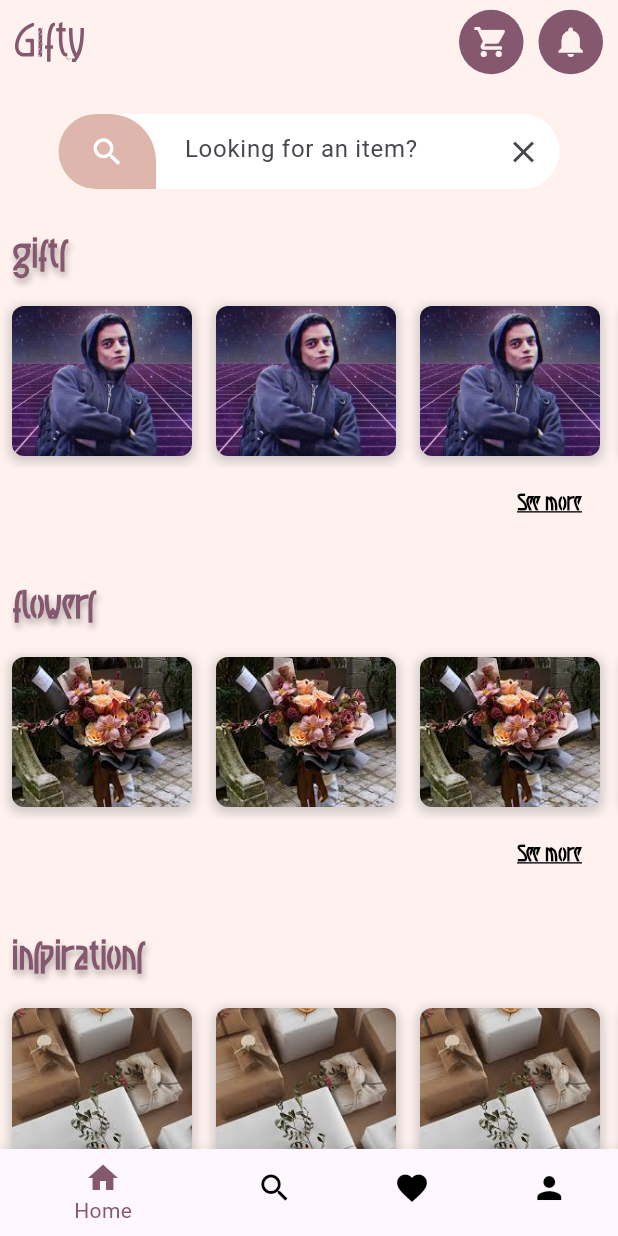
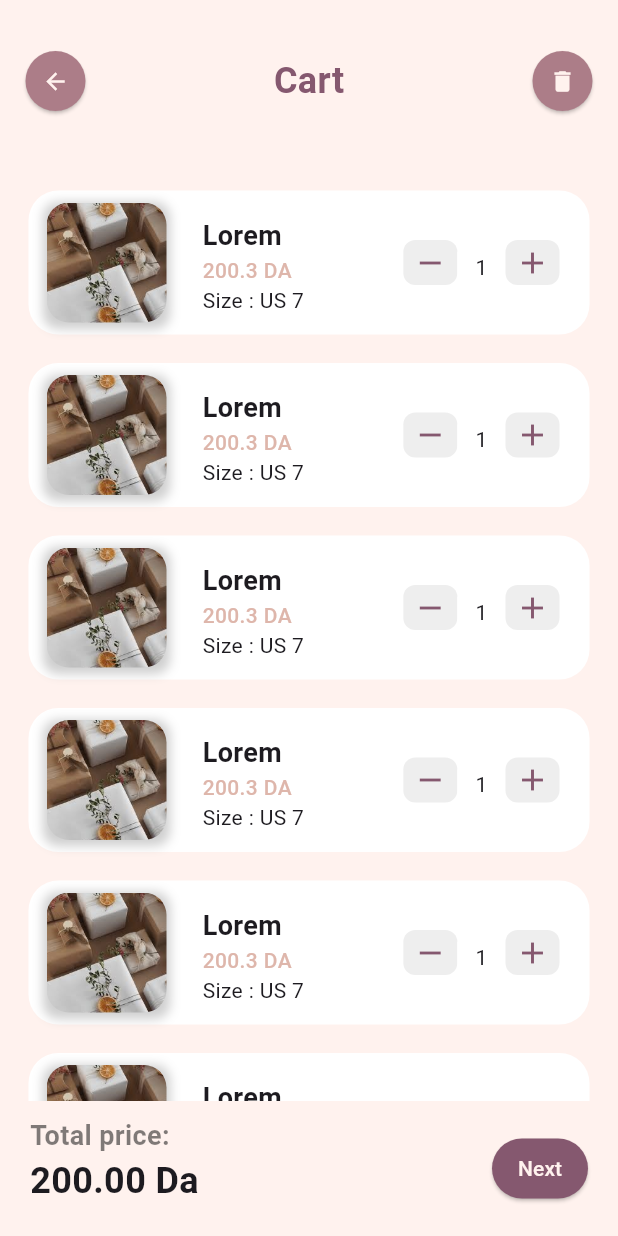
Before and after one commit to larbi1512/GIFTY, a Flutter app: the MyHomePage screen opened directly, after a tap on the "shopping cart" icon, on a phone screen of 412 x 824 dp. Run offline on Flutter 3.47's test engine with Material 3 defaults, Android fonts, the light colour scheme and no system bars; our stand-ins replace flutter_svg, smooth_page_indicator; missing offline and left inert: dart:ffi.

Commit message:
cart page

```diff
--- a/gifty/lib/main.dart
+++ b/gifty/lib/main.dart
@@ -1,5 +1,6 @@
 import 'package:flutter/material.dart';
 import 'package:gifty/presentation/auth/login/login_screen.dart';
+import 'package:gifty/presentation/cartScreen/cartPage.dart';
 import 'package:gifty/presentation/onboarding_screen/onboarding_screen.dart';
 import 'presentation/card_screen/card_screen.dart';
 import 'presentation/providers_list/providers_list_screen.dart';
@@ -24,6 +25,7 @@ class MyApp extends StatelessWidget {
         '/home': (context) => Home(),
         '/onboarding': (context) => OnBoardingScreen(),
         '/login': (context) => LoginScreen(),
+        '/cart' : (context) =>  CartPage(),
       },
     );
   }
--- a/gifty/lib/presentation/auth/login/login_screen.dart
+++ b/gifty/lib/presentation/auth/login/login_screen.dart
@@ -47,7 +47,7 @@ class LoginScreen extends StatelessWidget {
                     style: AppTextStyles.loginText,
                   ),
                   SizedBox(height: 20),
-                  Padding(
+                  const Padding(
                     padding: const EdgeInsets.symmetric(horizontal: 20),
                     child: TextField(
 
@@ -57,7 +57,7 @@ class LoginScreen extends StatelessWidget {
                         filled: true,
 
                         hintText: 'Email',
-                         border: const OutlineInputBorder(
+                         border:  OutlineInputBorder(
                             borderSide: BorderSide(color: AppColor.main),
                             borderRadius: BorderRadius.all(Radius.circular(25)),
                           ),
@@ -99,7 +99,7 @@ class LoginScreen extends StatelessWidget {
                         borderRadius: BorderRadius.circular(30),
                       ),
                     ),
-                    onPressed: () {},
+                    onPressed: () {  Navigator.pushNamed(context, '/home');},
                     child: Text('Login'),
                   ),
                   TextButton(
--- /dev/null
+++ b/gifty/lib/presentation/cartScreen/cartPage.dart
@@ -0,0 +1,123 @@
+import 'dart:ffi';
+
+import 'package:flutter/material.dart';
+import 'package:gifty/config/colors.config.dart';
+import 'package:gifty/widgets/cartWidget.dart';
+
+
+class CartPage extends StatelessWidget {
+  const CartPage({super.key});
+
+  @override
+  Widget build(BuildContext context) {
+    return  Scaffold(
+      backgroundColor:  Color.fromRGBO(255, 242, 238, 1.0),
+      body: Column(
+        children: [
+          Padding(
+            padding: const EdgeInsets.symmetric(vertical: 30, horizontal: 5),
+            child: Row(
+              mainAxisAlignment: MainAxisAlignment.spaceBetween,
+              children: [
+                ElevatedButton(
+                  onPressed: () {
+                    Navigator.pop(context);
+                  },
+                  child: Icon(Icons.arrow_back),
+                  style: ElevatedButton.styleFrom(
+                    shape: CircleBorder(),
+                    padding: EdgeInsets.all(5),
+                    backgroundColor: AppColor.mainLighter,
+                    foregroundColor: Color.fromRGBO(255, 242, 238, 1.0),
+                  ),
+                ),
+                const Text(
+                  "Cart",
+                  style:  TextStyle(
+                    fontSize: 24,
+                    fontWeight: FontWeight.bold,
+                    color: AppColor.main,
+                  ),
+                ),
+                ElevatedButton(
+                  onPressed: () {
+                    Navigator.pop(context);
+                  },
+                  child: const Icon(Icons.delete),
+                  style: ElevatedButton.styleFrom(
+                    shape: CircleBorder(),
+                    padding: EdgeInsets.all(5),
+                    backgroundColor: AppColor.mainLighter,
+                    foregroundColor: Color.fromRGBO(255, 242, 238, 1.0),
+                  ),
+                ),
+              ],
+              ),
+          ),
+
+          const Expanded(child: RawScrollbar(
+            child: SingleChildScrollView(
+              child: Column(
+                children: [
+                  cartWidget(),
+                  cartWidget(),
+                  cartWidget(),
+                  cartWidget(),
+                  cartWidget(),
+                  cartWidget(),
+                  cartWidget(),
+                  cartWidget(),
+                  cartWidget(),
+                ],
+              ),
+            ),
+          )
+          ),
+         Padding(
+           padding: const EdgeInsets.symmetric(horizontal: 20 , vertical: 10 ),
+           child: Row(
+            mainAxisAlignment: MainAxisAlignment.spaceBetween,
+            children: [
+              Container(
+                height: 70,
+                child: Column(
+                  crossAxisAlignment: CrossAxisAlignment.start,
+                  children: [
+                    Text(
+                      "Total price:",
+                      style: TextStyle(
+                        color: const Color.fromRGBO(0, 0, 0, 0.5),
+                        fontWeight: FontWeight.bold,
+                        fontSize: 18,
+                      ),
+                    ),
+                    Text(
+                      "200.00 Da",
+                      style: TextStyle(
+                        fontSize: 24,
+                         fontWeight: FontWeight.bold,
+                      ),
+                    ),
+                  ],
+                ),
+              ),
+              ElevatedButton(
+                style: ElevatedButton.styleFrom(
+                    padding: EdgeInsets.all(5),
+                    backgroundColor: AppColor.main,
+                    foregroundColor: Color.fromRGBO(255, 242, 238, 1.0),
+                  ),
+                onPressed: () {
+                  // Add your onPressed logic here
+                },
+                child: Text("Next"),
+              ),
+            ],
+                   ),
+         ),
+
+        ],
+      )
+    );
+  }
+}
--- a/gifty/lib/presentation/home/SeeMore.dart
+++ b/gifty/lib/presentation/home/SeeMore.dart
@@ -72,7 +72,7 @@ class SeeMore extends StatelessWidget {
                   children: [
                     // Create HomeItem widgets using the seeMoreImagePaths
                     for (String imagePath in seeMoreImagePaths)
-                      HomeItem(imagePath: imagePath),
+                      HomeItem(imagePath: imagePath , size: 120  , border: 8.0,),
                   ],
                 ),
               ),
--- a/gifty/lib/presentation/home/homeScreen.dart
+++ b/gifty/lib/presentation/home/homeScreen.dart
@@ -1,5 +1,6 @@
 import 'package:flutter/material.dart';
 import 'package:flutter_svg/flutter_svg.dart';
+import 'package:gifty/presentation/cartScreen/cartPage.dart';
 import 'package:gifty/presentation/home/SeeMore.dart';
 import 'package:gifty/presentation/home/homeWidgets.dart';
 
@@ -65,7 +66,8 @@ class _MyHomePageState extends State<MyHomePage> {
                   color: Color.fromRGBO(255, 242, 238, 1.0),
                 ),
                 tooltip: 'Go to the next page',
-                onPressed: () {
+                onPressed: () { Navigator.push( context , MaterialPageRoute(builder: (context) => CartPage()),);
+
                 },
               ),
           ),
--- a/gifty/lib/presentation/home/homeWidgets.dart
+++ b/gifty/lib/presentation/home/homeWidgets.dart
@@ -128,13 +128,13 @@ class _SearchBarAppState extends State<SearchBarApp> {
             style: const TextStyle(
             shadows: [
               Shadow(
-                color: Color.fromRGBO(0, 0, 0, 0.3), // You can change the shadow color
-                offset: Offset(1.0, 3.0), // You can change the shadow offset
-                blurRadius: 5.0, // You can change the blur radius
+                color: Color.fromRGBO(0, 0, 0, 0.3),
+                offset: Offset(1.0, 3.0),
+                blurRadius: 5.0,
               ),
             ],
             fontSize: 24,
-            fontFamily: 'Luxembourg',
+            fontFamily: 'inter',
             fontWeight: FontWeight.w600,
             color: Color.fromRGBO(133, 88, 111, 1.0) ),
 
@@ -148,7 +148,7 @@ class _SearchBarAppState extends State<SearchBarApp> {
             itemBuilder: (context, index) {
               return Padding(
                 padding: const EdgeInsets.all(8.0),
-                child: HomeItem(imagePath: imagePaths[index]),
+                child: HomeItem(imagePath: imagePaths[index] , size: 120 , border:8.0),
               );
             },
           ),
@@ -187,7 +187,7 @@ class _SearchBarAppState extends State<SearchBarApp> {
                     child:  const Text('See more',
                     style: TextStyle(
                     fontSize: 14,
-                    fontFamily: 'Luxembourg',
+                    fontFamily: 'inter',
                     fontWeight: FontWeight.w600,
                     color: Colors.black,
                     decoration: TextDecoration.underline,
@@ -206,16 +206,20 @@ class _SearchBarAppState extends State<SearchBarApp> {
 
 class HomeItem extends StatelessWidget {
   final String imagePath;
+  final double size;
+  final double border;
 
-  const HomeItem({required this.imagePath, Key? key}) : super(key: key);
+  const HomeItem({required this.imagePath, required this.size, required this.border, Key? key})
+      : super(key: key);
+
 
   @override
   Widget build(BuildContext context) {
     return Container(
-      width: 120,
-      height: 140,
+      width: size,
+      height: size,
       decoration: BoxDecoration(
-        borderRadius: BorderRadius.circular(8.0), // Adjust the radius as needed
+        borderRadius: BorderRadius.circular(10), // Adjust the radius as needed
         boxShadow: [
           BoxShadow(
             color: Colors.grey.withOpacity(0.5),
@@ -226,7 +230,7 @@ class HomeItem extends StatelessWidget {
         ],
       ),
       child: ClipRRect(
-        borderRadius: BorderRadius.circular(8.0), // Use the same radius as in the box decoration
+        borderRadius: BorderRadius.circular(border), // Use the same radius as in the box decoration
         child: Image.asset(
           imagePath,
           fit: BoxFit.cover,
--- /dev/null
+++ b/gifty/lib/widgets/cartWidget.dart
@@ -0,0 +1,143 @@
+import 'package:flutter/material.dart';
+import 'package:gifty/config/font.config.dart';
+import 'package:gifty/config/colors.config.dart';
+import 'package:gifty/presentation/home/homeWidgets.dart';
+
+
+class cartWidget extends StatelessWidget {
+  const cartWidget({super.key});
+
+  @override
+  Widget build(BuildContext context) {
+    return Stack(
+      children: <Widget>[
+        Container(
+          margin: EdgeInsets.only(left: 19, right: 19, top: 19),
+          decoration: BoxDecoration(color: Colors.white, borderRadius: BorderRadius.all(Radius.circular(20))),
+          child: Padding(
+            padding: const EdgeInsets.symmetric(horizontal: 12 , vertical:5 ),
+            child: Row(
+              children: <Widget>[
+                HomeItem(imagePath:  'assets/images/inspo.jpeg' , size: 80 , border : 15),
+                Expanded(
+                  child: Container(
+                     margin: EdgeInsets.only(left: 16.0),
+                    padding: const EdgeInsets.all(8.0),
+                    child: Column(
+                      mainAxisSize: MainAxisSize.max,
+                      crossAxisAlignment: CrossAxisAlignment.start,
+                      children: <Widget>[
+                        Container(
+                          padding: EdgeInsets.only(right: 8, top: 4),
+                          child: Text(
+                            "Lorem",
+                            maxLines: 2,
+                            softWrap: true,
+                            style: TextStyle(
+                              fontSize: 18,
+                              fontWeight: FontWeight.bold,
+                            ),
+
+                          ),
+                        ),
+
+                        Text(
+                          "200.3 DA",
+                          style:  TextStyle(
+                        fontSize: 14,
+                        fontWeight: FontWeight.w500,
+                        color: AppColor.peach,
+                      ),
+                        ),
+                        Container(
+                          child: Row(
+                            mainAxisAlignment: MainAxisAlignment.spaceBetween,
+                            children: <Widget>[
+                              Text(
+                                "Size : US 7",
+
+                              ),
+
+                            ],
+                          ),
+                        ),
+                  //     ElevatedButton(
+                  //   onPressed: () {
+
+                  //   },
+                  //   style: ElevatedButton.styleFrom(
+                  //     shape: CircleBorder(),
+                  //     backgroundColor:  Colors.grey.shade200,
+                  //     foregroundColor: AppColor.mainLighter,
+                  //   ),
+                  //    child: Icon(Icons.favorite , size: 19),
+                  // ),
+                      ],
+                    ),
+                  ),
+                  flex: 100,
+                ),
+                Padding(
+                                padding: const EdgeInsets.all(8.0),
+                                child: Row(
+                                  mainAxisAlignment: MainAxisAlignment.center,
+                                  crossAxisAlignment: CrossAxisAlignment.end,
+                                  children: <Widget>[
+                                    Container(
+                                      decoration: BoxDecoration(
+                                      color: Colors.grey.shade200,
+                                      borderRadius: BorderRadius.circular(8), // Adjust the radius as needed
+                                    ),
+                                      padding: const EdgeInsets.only(top : 3 , bottom: 3 , right: 6, left: 6),
+                                      child: Icon(
+                                        Icons.remove,
+                                        size: 24,
+                                        color: AppColor.main,
+                                      ),
+                                    ),
+                                    Container(
+                                      color: Colors.white,
+                                      padding: const EdgeInsets.only(bottom: 2, right: 12, left: 12),
+                                      child: Text(
+                                        "1",
+
+                                      ),
+                                    ),
+                                    Container(
+                                      decoration: BoxDecoration(
+                                      color: Colors.grey.shade200,
+                                      borderRadius: BorderRadius.circular(8), // Adjust the radius as needed
+                                    ),
+                                      padding: const EdgeInsets.only(top : 3 , bottom: 3 , right: 6, left: 6),
+                                      child: Icon(
+                                        Icons.add,
+                                        size: 24,
+                                        color: AppColor.main,
+                                      ),
+                                    ),
+                                  ],
+                                ),
+                              )
+              ],
+            ),
+          ),
+        ),
+        // Align(
+        //   alignment: Alignment.topRight,
+        //   child: Container(
+        //     width: 24,
+        //     height: 24,
+        //     alignment: Alignment.center,
+        //     margin: EdgeInsets.only(right: 10, top: 8),
+        //     child: Icon(
+        //       Icons.close,
+        //       color: Colors.white,
+        //       size: 20,
+        //     ),
+        //     decoration: BoxDecoration(borderRadius: BorderRadius.all(Radius.circular(4)), color: AppColor.mainLighter),
+        //   ),
+        // )
+      ],
+    );
+  }
+}
```
